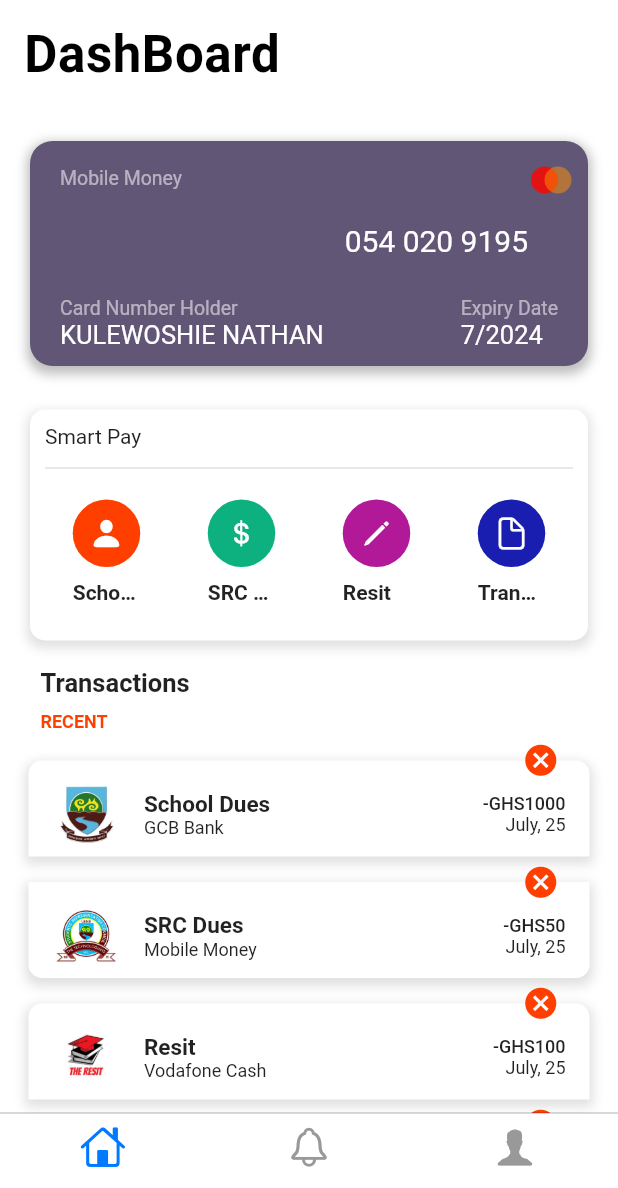
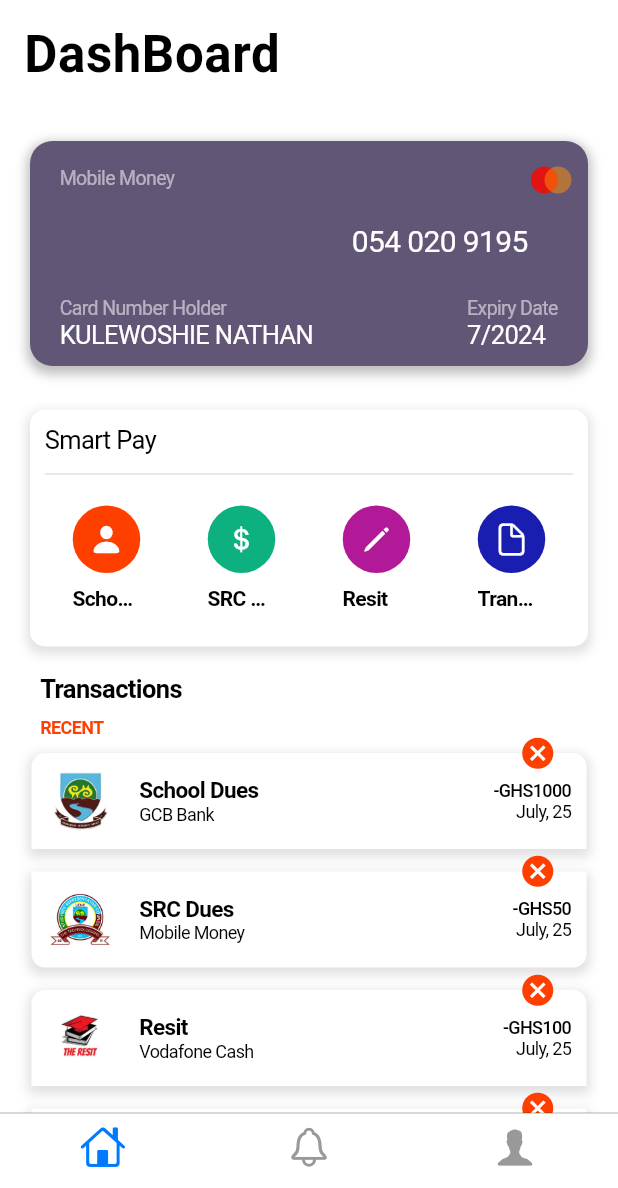
Before and after one commit to NathanNunana/src-financial-app, a Flutter app: the Dashboard screen opened by its route, on a phone screen of 412 x 824 dp, the part 48-1236 px from its top. Run offline on Flutter 3.47's test engine with Material 2 defaults, Android fonts, the phone set to English and light mode, and no system bars; our stand-ins replace webview_flutter.

Commit message:
routing issues

```diff
--- a/lib/main.dart
+++ b/lib/main.dart
@@ -48,7 +48,7 @@
           "/signup": (_) => SignupPage(),
           "/dashboard": (_) => Dashboard(),
           "/notification": (_) => NotificationTab(),
-          "/addcreditcard": (_) => AddCard(),
+          "/addcard": (_) => AddCard(),
           "/profile" : (_) => UserProfileTab()
         },
       ),
--- a/lib/models/user.dart
+++ b/lib/models/user.dart
@@ -1,5 +1,5 @@
 class User {
   String? name;
-  String? indexNumber;
-  User({this.name, this.indexNumber});
+  String? email;
+  User({this.name, this.email});
 }
--- a/lib/providers/transaction_provider.dart
+++ b/lib/providers/transaction_provider.dart
@@ -25,6 +25,7 @@
         amount: 200,
         image: "assets/images/resit.jpg",)
   ];
+
   deleteTransaction(int index){
     transactions.removeAt(index);
     notifyListeners();
--- a/lib/providers/user.dart
+++ b/lib/providers/user.dart
@@ -3,5 +3,6 @@
 
 class UserProvider extends ChangeNotifier {
   User user =
-      User(name: "Kulewoshie Nathan", indexNumber: "UEB3504319");
+      User(name: "Kulewoshie Nathan", email: "kulewoshienathan@gmail.com");
+  final secreteKey = 'Bearer sk_test_85d2fcc16ab847d070bc6e5bcd99a713de9a787b';
 }
--- a/lib/screens/dashboard.dart
+++ b/lib/screens/dashboard.dart
@@ -10,10 +10,7 @@
 class Dashboard extends StatelessWidget {
   @override
   Widget build(BuildContext context) {
-    return CupertinoPageScaffold(
-      child: SafeArea(
-        child: Scaffold(
-          body: CupertinoTabScaffold(
+    return CupertinoTabScaffold(
             tabBar: CupertinoTabBar(
                 activeColor: CupertinoTheme.of(context).primaryColor,
                 backgroundColor: Color(0xffFFFFFF),
@@ -54,9 +51,6 @@
               }
               return page;
             },
-          ),
-        ),
-      ),
-    );
+          );
   }
 }
--- a/lib/screens/tabs/home_tab.dart
+++ b/lib/screens/tabs/home_tab.dart
@@ -22,8 +22,8 @@
               padding: EdgeInsets.zero,
               onPressed: () async {
                 // await FirebaseAuth.instance.signOut();
-                // Navigator.of(context).pushNamed("/addcreditcard");
-                Navigator.push(context, CupertinoPageRoute(builder: (_)=>AddCard()));
+                Navigator.of(context).pushNamed("/addcard");
+                // Navigator.push(context, CupertinoPageRoute(builder: (_)=>AddCard()));
               },
               child: Row(
                 mainAxisSize: MainAxisSize.min,
--- /dev/null
+++ b/lib/widget/list_tile.dart
@@ -0,0 +1,33 @@
+import 'package:flutter/cupertino.dart';
+
+class CustomListTile extends StatefulWidget {
+  final Widget leading;
+  final Widget title;
+  final Widget trailing;
+  CustomListTile(this.leading, this.title, this.trailing);
+
+  @override
+  _CustomListTileState createState() => _CustomListTileState();
+}
+
+class _CustomListTileState extends State<CustomListTile> {
+  @override
+  Widget build(BuildContext context) {
+    return Container(
+      padding: EdgeInsets.all(10),
+      child: Row(
+        mainAxisAlignment: MainAxisAlignment.spaceBetween,
+        children: [
+          Row(
+            children: [
+              widget.leading,
+              SizedBox(width: 17,),
+              widget.title,
+            ],
+          ),
+          widget.trailing
+        ],
+      ),
+    );
+  }
+}
--- a/lib/widget/transaction_records.dart
+++ b/lib/widget/transaction_records.dart
@@ -1,18 +1,21 @@
 import 'package:fintech_app/utilities/months.dart';
+import 'package:fintech_app/widget/list_tile.dart';
 import 'package:flutter/cupertino.dart';
 import 'package:flutter/material.dart';
 import 'package:provider/provider.dart';
 
 import '../providers/transaction_provider.dart';
 
-class TransactionRecords extends StatelessWidget {
+class TransactionRecords extends StatefulWidget {
+  @override
+  _TransactionRecordsState createState() => _TransactionRecordsState();
+}
+
+class _TransactionRecordsState extends State<TransactionRecords> {
   Widget _buildCustomListTile(BuildContext context, int index) {
     var provider = context.read<TransactionProvider>().transactions[index];
     return Column(
       children: [
-        SizedBox(
-          height: 11,
-        ),
         Stack(
           children: [
             Container(
@@ -33,8 +36,8 @@
                         blurRadius: 6,
                         offset: Offset(0, 3))
                   ]),
-              child: ListTile(
-                leading: Container(
+              child: CustomListTile(
+                Container(
                   height: 45,
                   width: 45,
                   child: Image.asset(
@@ -42,7 +45,7 @@
                     fit: BoxFit.cover,
                   ),
                 ),
-                title: Column(
+                Column(
                   crossAxisAlignment: CrossAxisAlignment.start,
                   mainAxisAlignment: MainAxisAlignment.center,
                   children: [
@@ -57,7 +60,7 @@
                     )
                   ],
                 ),
-                trailing: Column(
+                Column(
                   mainAxisAlignment: MainAxisAlignment.center,
                   crossAxisAlignment: CrossAxisAlignment.end,
                   children: [
@@ -81,9 +84,11 @@
                     offset: Offset(0, -12.5),
                     child: GestureDetector(
                         onTap: () {
-                          context
+                          setState(() {
+                            context
                               .read<TransactionProvider>()
                               .deleteTransaction(index);
+                          });
                         },
                         child: Icon(
                           Icons.cancel,
@@ -93,7 +98,7 @@
           ],
         ),
         SizedBox(
-          height: 6,
+          height: 15,
         )
       ],
     );
@@ -130,6 +135,7 @@
             ),
           ),
           ListView.builder(
+            padding: EdgeInsets.all(2),
               shrinkWrap: true,
               itemCount:
                   context.read<TransactionProvider>().transactions.length,
@@ -165,6 +171,7 @@
             ),
           ):Container(),
           ListView.builder(
+            padding: EdgeInsets.all(2),
               shrinkWrap: true,
               itemCount:
                   context.read<TransactionProvider>().transactions.length,
--- a/pubspec.yaml
+++ b/pubspec.yaml
@@ -29,6 +29,9 @@
   # Use with the CupertinoIcons class for iOS style icons.
   cupertino_icons: ^1.0.2
   provider: ^5.0.0
+  flutter_paystack: ^1.0.5+1
+  webview_flutter: ^2.0.10
+  http: ^0.13.3
 
 dev_dependencies:
   flutter_test:
```
Also changed, not shown: lib/screens/addcard.dart (+8 -27 lines), lib/screens/tabs/notification_tab.dart (+33 -13 lines), lib/screens/tabs/profile_tab.dart (+22 -21 lines), lib/screens/transaction.dart (added, +26 -0 lines), lib/services/tranaction_service.dart (added, +91 -0 lines), lib/widget/smart_pay_option.dart (+25 -16 lines), pubspec.lock, 1 other file.
